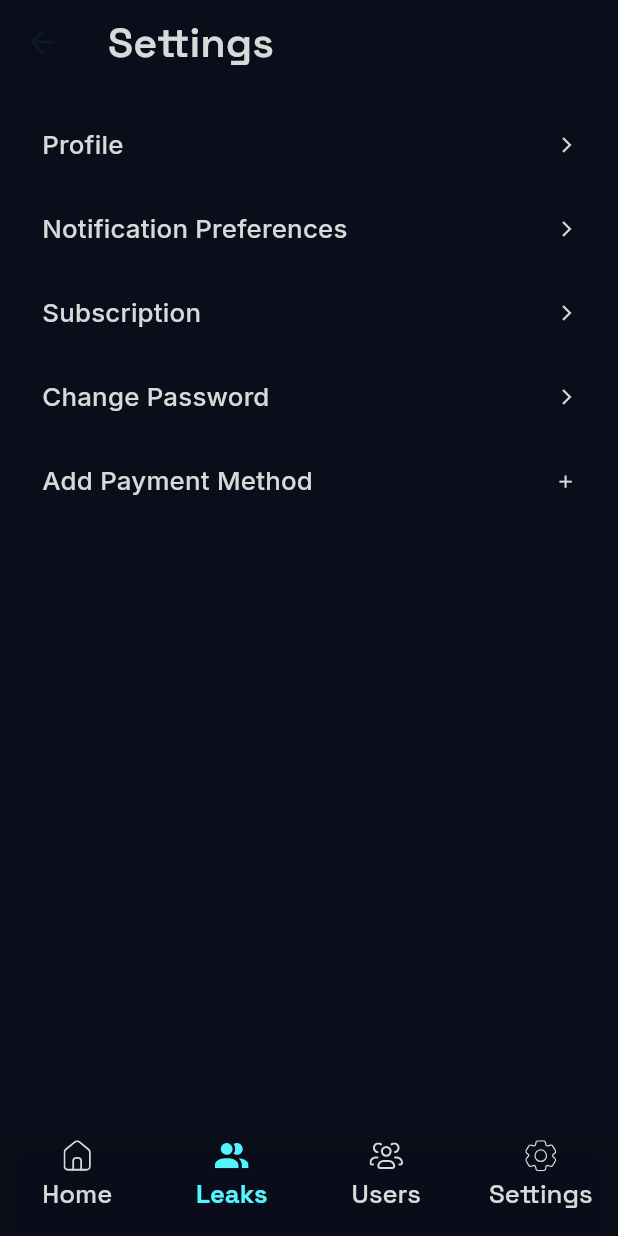
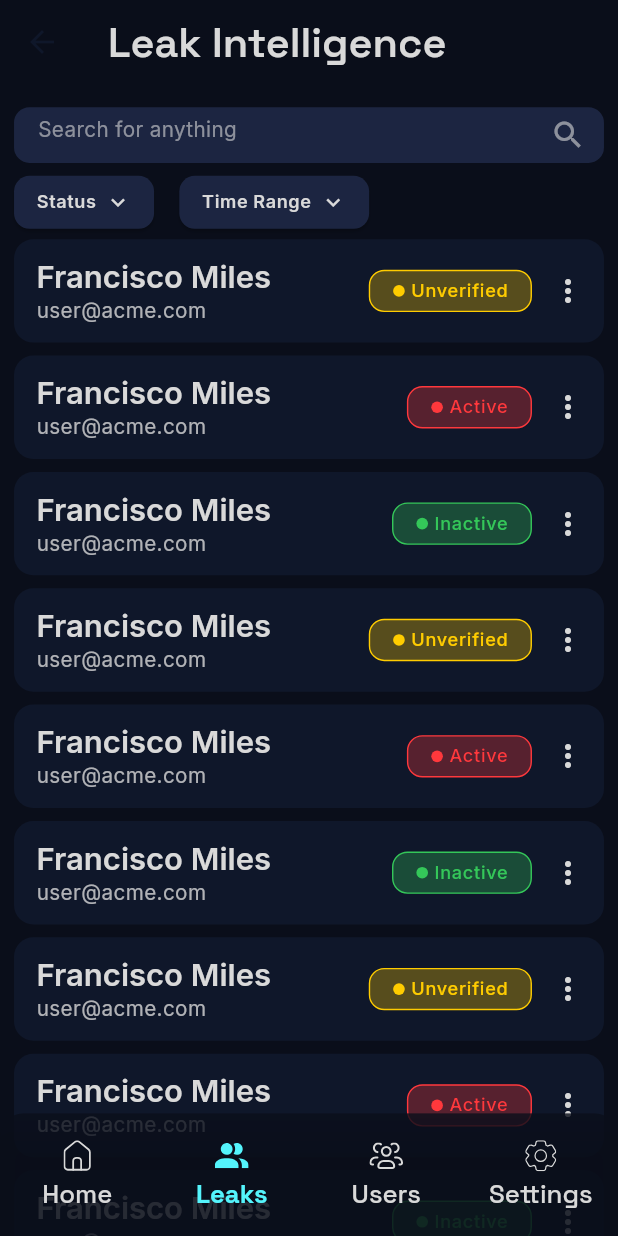
Before and after one commit to MoBakr99/NLeaks, a Flutter app: the MainPage screen opened by its route, item 2 of the bottom bar chosen, on a phone screen of 412 x 824 dp. Run offline on Flutter 3.47's test engine with Material 3 defaults, Android fonts, the phone set to English and light mode, and no system bars; our stand-ins replace flutter_bloc, flutter_screenutil, flutter_svg, google_fonts.

Commit message:
Finished Leaks Page UI

```diff
--- a/lib/core/constants/app_colors.dart
+++ b/lib/core/constants/app_colors.dart
@@ -3,9 +3,13 @@ import 'package:flutter/material.dart';
 const Color primaryColor = Color(0xFF54F4FC);
 const Color informationColor = Color(0xFF1C2541);
 const Color backgroundColor = Color(0xFF0A0E1A);
-const Color floatingBackgroundColor = Color(0xff0F172A);
+const Color onBackgroundColor = Color(0xFF0F172A);
 const Color lightGrayColor = Color(0xFFD9D9D9);
-const Color mutedGrayColor = Color(0xff929292);
+const Color mutedGrayColor = Color(0xFF929292);
 const Color successColor = Color(0xFF22C55E);
-const Color warningColor = Color(0xFFFACC15);
-const Color dangerColor = Color(0xFFEF4444);
+const Color safeColorFront = Color(0xFF34C759);
+const Color safeColorBack = Color(0xFF1A4C38);
+const Color warningColorFront = Color(0xFFFFCC00);
+const Color warningColorBack = Color(0xFF574D1D);
+const Color dangerColorFront = Color(0xFFFF383C);
+const Color dangerColorBack = Color(0xFF57212F);
--- a/lib/core/themes/theme.dart
+++ b/lib/core/themes/theme.dart
@@ -10,7 +10,11 @@ ThemeData get appTheme => ThemeData(
     secondary: informationColor,
     tertiary: lightGrayColor,
     surface: backgroundColor,
-    onSurface: floatingBackgroundColor
+    onSurface: onBackgroundColor,
+  ),
+  datePickerTheme: const DatePickerThemeData(
+    rangeSelectionBackgroundColor: onBackgroundColor,
+    rangePickerHeaderForegroundColor: lightGrayColor,
   ),
   textTheme: TextTheme(
     displayMedium: GoogleFonts.spaceGrotesk(
--- /dev/null
+++ b/lib/features/home/components/leaks_filter.dart
@@ -0,0 +1,76 @@
+import 'package:flutter/material.dart';
+import 'package:flutter_screenutil/flutter_screenutil.dart';
+import 'package:intl/intl.dart';
+import 'package:n_leaks/features/home/widgets/filter_button.dart';
+
+class LeaksFilter extends StatefulWidget {
+  const LeaksFilter({
+    super.key,
+    this.dateRange,
+    this.onStatusFilterPressed,
+    this.onDateRangeFilterPressed,
+  });
+
+  final DateTimeRange? dateRange;
+  final Function()? onStatusFilterPressed;
+  final Function()? onDateRangeFilterPressed;
+
+  @override
+  State<LeaksFilter> createState() => _LeaksFilterState();
+}
+
+class _LeaksFilterState extends State<LeaksFilter> {
+  @override
+  Widget build(BuildContext context) {
+    return Padding(
+      padding: EdgeInsets.symmetric(horizontal: 10.w),
+      child: Column(
+        mainAxisAlignment: MainAxisAlignment.center,
+        children: <Widget>[
+          SizedBox(
+            height: 43.h,
+            child: TextFormField(
+              style: Theme.of(context).textTheme.bodyMedium,
+              decoration: InputDecoration(
+                hintText: 'Search for anything',
+                hintStyle: Theme.of(context).textTheme.bodyMedium!.copyWith(
+                  color: Theme.of(
+                    context,
+                  ).colorScheme.tertiary.withValues(alpha: 0.6),
+                ),
+                suffixIcon: Icon(
+                  Icons.search,
+                  color: Theme.of(
+                    context,
+                  ).colorScheme.tertiary.withValues(alpha: 0.6),
+                ),
+                border: OutlineInputBorder(
+                  borderRadius: BorderRadius.circular(12.r),
+                  borderSide: BorderSide.none,
+                ),
+                filled: true,
+                fillColor: Theme.of(context).colorScheme.secondary,
+              ),
+            ),
+          ),
+          SizedBox(height: 10.h),
+          Row(
+            children: [
+              FilterButton(
+                text: 'Status',
+                onPressed: widget.onStatusFilterPressed,
+              ),
+              SizedBox(width: 18.w),
+              FilterButton(
+                text: widget.dateRange == null
+                    ? 'Time Range'
+                    : '${DateFormat('dd MMM yy').format(widget.dateRange!.start)} - ${DateFormat('dd MMM yy').format(widget.dateRange!.end)}',
+                onPressed: widget.onDateRangeFilterPressed,
+              ),
+            ],
+          ),
+        ],
+      ),
+    );
+  }
+}
--- /dev/null
+++ b/lib/features/home/leaks_page.dart
@@ -0,0 +1,140 @@
+import 'package:flutter/material.dart';
+import 'package:flutter_screenutil/flutter_screenutil.dart';
+import 'package:n_leaks/features/home/widgets/leak_status_widget.dart';
+import 'package:n_leaks/features/home/components/leaks_filter.dart';
+import 'package:n_leaks/features/home/widgets/user_info_display.dart';
+
+class LeaksAppBar extends StatefulWidget {
+  const LeaksAppBar({super.key});
+
+  @override
+  State<LeaksAppBar> createState() => _LeaksAppBarState();
+}
+
+class _LeaksAppBarState extends State<LeaksAppBar> {
+  @override
+  Widget build(BuildContext context) {
+    return AppBar(
+      backgroundColor: Theme.of(context).colorScheme.surface,
+      surfaceTintColor: Theme.of(context).colorScheme.surface,
+      title: Text(
+        'Leak Intelligence',
+        style: Theme.of(context).textTheme.displayMedium,
+      ),
+    );
+  }
+}
+
+class LeaksPage extends StatefulWidget {
+  const LeaksPage({super.key});
+
+  @override
+  State<LeaksPage> createState() => _LeaksPageState();
+}
+
+class _LeaksPageState extends State<LeaksPage> {
+  final List<Map<String, String>> _leaks = List.generate(
+    20,
+    (index) => {
+      'name': 'Francisco Miles',
+      'email': 'user@acme.com',
+      'status': ['Unverified', 'Active', 'Inactive'][index % 3],
+    },
+  );
+
+  DateTimeRange? _selectedDateRange;
+
+  @override
+  Widget build(BuildContext context) {
+    return Column(
+      children: <Widget>[
+        SizedBox(
+          height: 100.h,
+          child: LeaksFilter(
+            dateRange: _selectedDateRange,
+            onStatusFilterPressed: _setStatusFilter,
+            onDateRangeFilterPressed: _setDateRange,
+          ),
+        ),
+        Expanded(
+          child: ListView.builder(
+            itemCount: _leaks.length,
+            itemBuilder: (context, index) {
+              final leak = _leaks[index];
+              return Container(
+                height: 80.h,
+                padding: EdgeInsets.only(left: 16.w),
+                margin: EdgeInsets.symmetric(horizontal: 10.w, vertical: 5.h),
+                decoration: BoxDecoration(
+                  color: Theme.of(context).colorScheme.onSurface,
+                  borderRadius: BorderRadius.circular(15.r),
+                ),
+                child: Row(
+                  children: <Widget>[
+                    Expanded(
+                      child: UserInfoDisplay(
+                        name: leak['name']!,
+                        email: leak['email']!,
+                      ),
+                    ),
+                    LeakStatusWidget(status: leak['status']!),
+                    IconButton(
+                      onPressed: () {},
+                      icon: Icon(
+                        Icons.more_vert,
+                        color: Theme.of(context).colorScheme.tertiary,
+                      ),
+                    ),
+                  ],
+                ),
+              );
+            },
+          ),
+        ),
+      ],
+    );
+  }
+
+  void _setStatusFilter() {
+    showDialog(
+      context: context,
+      builder: (context) => AlertDialog(
+        title: const Text('Filter by Status'),
+        content: Column(
+          mainAxisSize: MainAxisSize.min,
+          children: ['Unverified', 'Active', 'Inactive']
+              .map(
+                (status) => CheckboxListTile(
+                  title: Text(status),
+                  value: false,
+                  onChanged: (value) {},
+                ),
+              )
+              .toList(),
+        ),
+        actions: [
+          TextButton(
+            onPressed: () => Navigator.pop(context),
+            child: const Text('Cancel'),
+          ),
+          TextButton(
+            onPressed: () => Navigator.pop(context),
+            child: const Text('Apply'),
+          ),
+        ],
+      ),
+    );
+  }
+
+  void _setDateRange() async {
+    final DateTimeRange? picked = await showDateRangePicker(
+      context: context,
+      firstDate: DateTime(2020),
+      lastDate: DateTime(2025),
+      initialDateRange: _selectedDateRange,
+    );
+    setState(() {
+      _selectedDateRange = picked;
+    });
+  }
+}
--- a/lib/features/home/main_page.dart
+++ b/lib/features/home/main_page.dart
@@ -3,6 +3,7 @@ import 'package:flutter_bloc/flutter_bloc.dart';
 import 'package:flutter_screenutil/flutter_screenutil.dart';
 import 'package:n_leaks/features/home/components/app_nav_bar.dart';
 import 'package:n_leaks/features/home/controllers/nav_bar_controller.dart';
+import 'package:n_leaks/features/home/leaks_page.dart';
 import 'package:n_leaks/features/home/settings_page.dart';
 import 'package:n_leaks/features/home/users_page.dart';
 
@@ -16,7 +17,7 @@ class MainPage extends StatefulWidget {
 class _MainPageState extends State<MainPage> {
   final List<List<Widget>> _pages = const [
     [UsersAppBar(), UsersPage()],
-    [SettingsAppBar(), SettingsPage()],
+    [LeaksAppBar(), LeaksPage()],
     [UsersAppBar(), UsersPage()],
     [SettingsAppBar(), SettingsPage()],
   ];
--- a/lib/features/home/users_page.dart
+++ b/lib/features/home/users_page.dart
@@ -1,5 +1,6 @@
 import 'package:flutter/material.dart';
 import 'package:flutter_screenutil/flutter_screenutil.dart';
+import 'package:n_leaks/features/home/widgets/user_info_display.dart';
 
 class UsersAppBar extends StatelessWidget {
   const UsersAppBar({super.key});
@@ -58,33 +59,30 @@ class _UsersPageState extends State<UsersPage> {
       itemCount: _users.length,
       itemBuilder: (context, index) => Container(
         height: 96.h,
+        alignment: Alignment.center,
+        padding: EdgeInsets.only(left: 16.w),
         margin: EdgeInsets.symmetric(horizontal: 10.w, vertical: 5.h),
         decoration: BoxDecoration(
           color: Theme.of(context).colorScheme.onSurface,
           borderRadius: BorderRadius.circular(15.r),
         ),
-        child: ListTile(
-          leading: CircleAvatar(
-            radius: 30.r,
-            backgroundImage: AssetImage(_users[index]['photo']!),
-          ),
-          title: Text(
-            _users[index]['name']!,
-            style: Theme.of(context).textTheme.titleLarge,
-            overflow: TextOverflow.ellipsis,
-          ),
-          subtitle: Text(
-            _users[index]['email']!,
-            style: Theme.of(context).textTheme.bodyMedium!.copyWith(
-              color: Theme.of(
-                context,
-              ).textTheme.bodyMedium!.color!.withValues(alpha: 0.8),
+        child: Row(
+          children: <Widget>[
+            Expanded(
+              child: UserInfoDisplay(
+                name: _users[index]['name']!,
+                email: _users[index]['email']!,
+                avatarUrl: _users[index]['photo']!,
+              ),
             ),
-          ),
-          trailing: Icon(
-            Icons.more_vert,
-            color: Theme.of(context).colorScheme.tertiary,
-          ),
+            IconButton(
+              onPressed: () {},
+              icon: Icon(
+                Icons.more_vert,
+                color: Theme.of(context).colorScheme.tertiary,
+              ),
+            ),
+          ],
         ),
       ),
     );
--- /dev/null
+++ b/lib/features/home/widgets/filter_button.dart
@@ -0,0 +1,47 @@
+import 'package:flutter/material.dart';
+import 'package:flutter_screenutil/flutter_screenutil.dart';
+
+class FilterButton extends StatefulWidget {
+  const FilterButton({super.key, required this.text, this.onPressed});
+
+  final String text;
+  final Function()? onPressed;
+
+  @override
+  State<FilterButton> createState() => _FilterButtonState();
+}
+
+class _FilterButtonState extends State<FilterButton> {
+  @override
+  Widget build(BuildContext context) {
+    return SizedBox(
+      height: 41.h,
+      child: ElevatedButton(
+        onPressed: widget.onPressed ?? () {},
+        style: ElevatedButton.styleFrom(
+          backgroundColor: Theme.of(context).colorScheme.secondary,
+          shape: RoundedRectangleBorder(
+            borderRadius: BorderRadius.circular(12.r),
+          ),
+          padding: EdgeInsets.symmetric(horizontal: 16.w, vertical: 10.h),
+        ),
+        child: Row(
+          children: [
+            Text(
+              widget.text,
+              style: Theme.of(context).textTheme.bodySmall!.copyWith(
+                fontWeight: FontWeight.w600,
+                color: Theme.of(context).colorScheme.tertiary,
+              ),
+            ),
+            SizedBox(width: 6.w),
+            Icon(
+              Icons.keyboard_arrow_down,
+              color: Theme.of(context).colorScheme.tertiary,
+            ),
+          ],
+        ),
+      ),
+    );
+  }
+}
--- /dev/null
+++ b/lib/features/home/widgets/leak_status_widget.dart
@@ -0,0 +1,46 @@
+import 'package:flutter/material.dart';
+import 'package:flutter_screenutil/flutter_screenutil.dart';
+import 'package:n_leaks/core/constants/app_colors.dart';
+
+class LeakStatusWidget extends StatelessWidget {
+  const LeakStatusWidget({super.key, required this.status});
+
+  final String status;
+
+  @override
+  Widget build(BuildContext context) {
+    final Map<String, List<Color>> statusColors = {
+      'Unverified': [warningColorBack, warningColorFront],
+      'Active': [dangerColorBack, dangerColorFront],
+      'Inactive': [safeColorBack, safeColorFront],
+    };
+    return Container(
+      padding: EdgeInsets.symmetric(horizontal: 16.w, vertical: 6.h),
+      decoration: BoxDecoration(
+        color: statusColors[status]![0],
+        border: Border.all(color: statusColors[status]![1], width: 1.w),
+        borderRadius: BorderRadius.circular(12.r),
+      ),
+      child: Row(
+        children: [
+          Container(
+            width: 9.w,
+            height: 9.h,
+            decoration: BoxDecoration(
+              color: statusColors[status]![1],
+              shape: BoxShape.circle,
+            ),
+          ),
+          SizedBox(width: 4.w),
+          Text(
+            status,
+            style: Theme.of(context).textTheme.labelMedium!.copyWith(
+              color: statusColors[status]![1],
+              fontSize: 14.sp,
+            ),
+          ),
+        ],
+      ),
+    );
+  }
+}
--- /dev/null
+++ b/lib/features/home/widgets/user_info_display.dart
@@ -0,0 +1,49 @@
+import 'package:flutter/material.dart';
+import 'package:flutter_screenutil/flutter_screenutil.dart';
+
+class UserInfoDisplay extends StatelessWidget {
+  const UserInfoDisplay({
+    super.key,
+    required this.name,
+    required this.email,
+    this.avatarUrl,
+  });
+
+  final String name;
+  final String email;
+  final String? avatarUrl;
+
+  @override
+  Widget build(BuildContext context) {
+    return Row(
+      children: <Widget>[
+        if (avatarUrl != null) ...[
+          CircleAvatar(radius: 30.r, backgroundImage: AssetImage(avatarUrl!)),
+          SizedBox(width: 20.w),
+        ],
+        Expanded(
+          child: Column(
+            mainAxisAlignment: MainAxisAlignment.center,
+            crossAxisAlignment: CrossAxisAlignment.start,
+            children: <Widget>[
+              Text(
+                name,
+                style: Theme.of(context).textTheme.titleLarge,
+                overflow: TextOverflow.ellipsis,
+              ),
+              Text(
+                email,
+                overflow: TextOverflow.ellipsis,
+                style: Theme.of(context).textTheme.bodyMedium!.copyWith(
+                  color: Theme.of(
+                    context,
+                  ).textTheme.bodyMedium!.color!.withValues(alpha: 0.8),
+                ),
+              ),
+            ],
+          ),
+        ),
+      ],
+    );
+  }
+}
--- a/pubspec.yaml
+++ b/pubspec.yaml
@@ -17,6 +17,7 @@ dependencies:
   shared_preferences: ^2.5.4
   flutter_screenutil: ^5.9.3
   flutter_svg: ^2.2.3
+  intl: ^0.20.2
 
 dev_dependencies:
   flutter_test:
```
Also changed, not shown: pubspec.lock.
